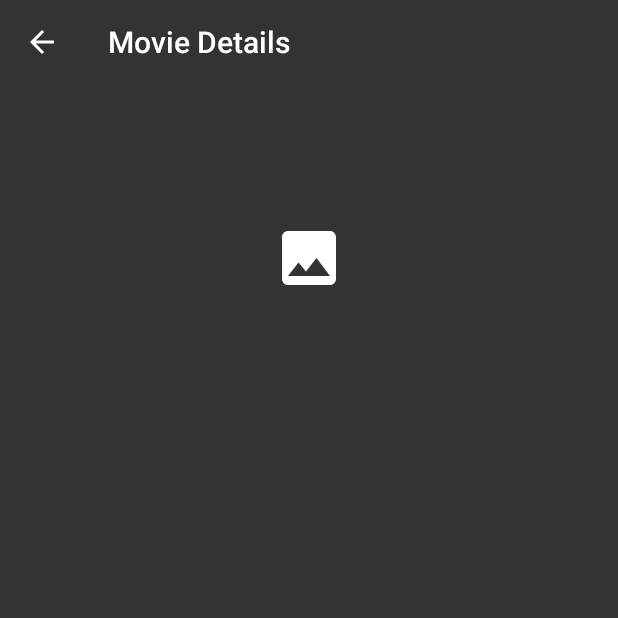
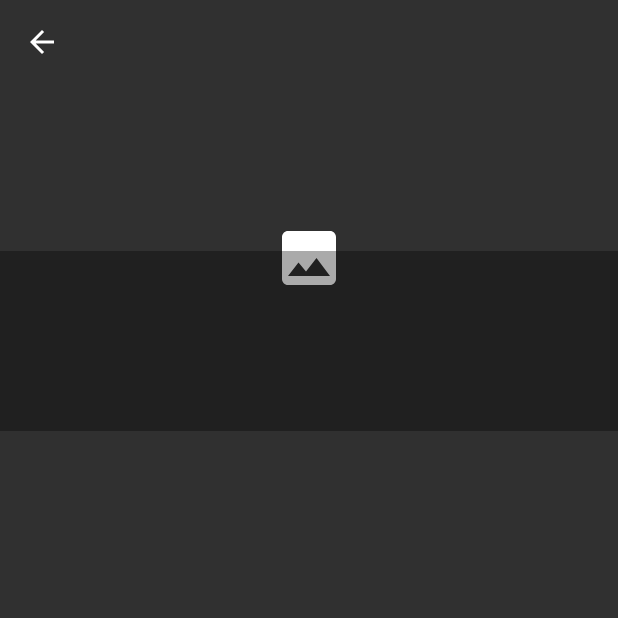
Before and after one commit to sanjeev1986/TheMovieDB, an Android app: the MovieDetailsActivity screen opened directly, with no data from a screen before it, on a phone screen of 412 x 824 dp, the top half of it. Run offline under Robolectric (Android 15) with nearby library versions, the light colour scheme and no system bars.

Commit message:
Implement movie details screen

```diff
--- a/app/src/main/AndroidManifest.xml
+++ b/app/src/main/AndroidManifest.xml
@@ -22,10 +22,10 @@
                 <category android:name="android.intent.category.LAUNCHER"/>
             </intent-filter>
         </activity>
-        <activity android:name="com.sample.themoviedb.details.MoviewDetailsActivity"
+        <activity android:name="com.sample.themoviedb.details.MovieDetailsActivity"
                   android:screenOrientation="portrait"
                   android:parentActivityName="com.sample.themoviedb.browse.MovieBrowserActivity"
-                  android:theme="@style/AppTheme"/>
+                  android:theme="@style/Theme.AppCompat.NoActionBar"/>
     </application>
 
 </manifest>
--- a/app/src/main/java/com/sample/themoviedb/api/movies/MovieApi.kt
+++ b/app/src/main/java/com/sample/themoviedb/api/movies/MovieApi.kt
@@ -1,8 +1,8 @@
 package com.sample.themoviedb.api.movies
 
 
-import io.reactivex.Single
 import retrofit2.http.GET
+import retrofit2.http.Path
 import retrofit2.http.Query
 
 /**
@@ -11,4 +11,7 @@ import retrofit2.http.Query
 interface MovieApi {
     @GET("movie/now_playing")
     suspend fun fetchNowInTheatres(@Query("page") page: Int, @Query("region") region: String? = null, @Query("with_genres") genre: String? = null): NowInThreatresResponse
+
+    @GET("movie/{movie_id}")
+    suspend fun fetchMovieDetails(@Path("movie_id") id: Int): MovieDetailsResponse
 }
--- a/app/src/main/java/com/sample/themoviedb/browse/MovieBrowserActivity.kt
+++ b/app/src/main/java/com/sample/themoviedb/browse/MovieBrowserActivity.kt
@@ -14,7 +14,7 @@ import com.sample.themoviedb.browse.intheatres.InTheatreFragment
 import com.sample.themoviedb.browse.search.SearchViewModel
 import com.sample.themoviedb.common.BaseActivity
 import com.sample.themoviedb.common.ViewModelResult
-import com.sample.themoviedb.details.MoviewDetailsActivity
+import com.sample.themoviedb.details.MovieDetailsActivity
 import com.sample.themoviedb.genres.GenresFragment
 import kotlinx.android.synthetic.main.activity_main.*
 import timber.log.Timber
@@ -45,12 +45,12 @@ class MovieBrowserActivity : BaseActivity(), SearchView.OnQueryTextListener {
     }
 
     fun onClick(movie: Movie) {
-        val intent = Intent(this, MoviewDetailsActivity::class.java)
-        intent.putExtra(MoviewDetailsActivity.EXTRA_ID, movie.id)
-        intent.putExtra(MoviewDetailsActivity.EXTRA_IMAGE_RES, movie.backdropPath)
-        intent.putExtra(MoviewDetailsActivity.EXTRA_IMAGE_THUMBNAIL, movie.posterPath)
-        intent.putExtra(MoviewDetailsActivity.EXTRA_TITLE, movie.title)
-        intent.putExtra(MoviewDetailsActivity.EXTRA_OVERVIEW, movie.overview)
+        val intent = Intent(this, MovieDetailsActivity::class.java)
+        intent.putExtra(MovieDetailsActivity.EXTRA_ID, movie.id)
+        intent.putExtra(MovieDetailsActivity.EXTRA_IMAGE_RES, movie.backdropPath)
+        intent.putExtra(MovieDetailsActivity.EXTRA_IMAGE_THUMBNAIL, movie.posterPath)
+        intent.putExtra(MovieDetailsActivity.EXTRA_TITLE, movie.title)
+        intent.putExtra(MovieDetailsActivity.EXTRA_OVERVIEW, movie.overview)
         startActivity(intent)
     }
 
--- a/app/src/main/java/com/sample/themoviedb/browse/intheatres/InTheatreFragment.kt
+++ b/app/src/main/java/com/sample/themoviedb/browse/intheatres/InTheatreFragment.kt
@@ -1,5 +1,6 @@
 package com.sample.themoviedb.browse.intheatres
 
+import android.content.Intent
 import android.os.Bundle
 import android.view.LayoutInflater
 import android.view.Menu
@@ -7,6 +8,7 @@ import android.view.View
 import android.view.ViewGroup
 import android.widget.ImageView
 import androidx.appcompat.app.AppCompatActivity
+import androidx.core.app.ActivityOptionsCompat
 import androidx.core.content.ContextCompat
 import androidx.fragment.app.Fragment
 import androidx.lifecycle.Observer
@@ -21,9 +23,9 @@ import com.sample.themoviedb.R
 import com.sample.themoviedb.TheMovieDbApp
 import com.sample.themoviedb.api.Movie
 import com.sample.themoviedb.common.ViewModelResult
+import com.sample.themoviedb.details.MovieDetailsActivity
 import com.sample.themoviedb.genres.GenresViewModel
 import com.sample.themoviedb.utils.ui.loadImage
-import java.lang.IllegalStateException
 
 class InTheatreFragment : Fragment() {
 
@@ -32,7 +34,8 @@ class InTheatreFragment : Fragment() {
             ViewModelProviders.of(
                 this,
                 TheMovieDbApp.getInstance(this).appViewModerFactory.buildGenreViewModelFactory()
-            ).get(GenresViewModel::class.java)} ?: kotlin.run { throw IllegalStateException() }
+            ).get(GenresViewModel::class.java)
+        } ?: kotlin.run { throw IllegalStateException() }
     }
 
     private val inTheatresViewModel by lazy {
@@ -153,10 +156,23 @@ class InTheatreFragment : Fragment() {
                 posterPath?.apply { movieImage.loadImage(this) }
             }
             view.setOnClickListener {
-                this@InTheatreFragment.onClick(movie)
+                this@InTheatreFragment.onClick(movieImage, movie)
             }
         }
     }
 
-    fun onClick(movie: Movie) {}
+    fun onClick(movieImage: ImageView, movie: Movie) {
+        activity?.run {
+            val intent = Intent(activity, MovieDetailsActivity::class.java)
+            intent.putExtra(MovieDetailsActivity.EXTRA_ID, movie.id)
+            intent.putExtra(MovieDetailsActivity.EXTRA_IMAGE_RES, movie.backdropPath)
+            intent.putExtra(MovieDetailsActivity.EXTRA_IMAGE_THUMBNAIL, movie.posterPath)
+            intent.putExtra(MovieDetailsActivity.EXTRA_TITLE, movie.title)
+            intent.putExtra(MovieDetailsActivity.EXTRA_OVERVIEW, movie.overview)
+            val options = ActivityOptionsCompat.makeSceneTransitionAnimation(
+                this, movieImage, movie.title ?: ""
+            )
+            startActivity(intent, options.toBundle())
+        }
+    }
 }
--- a/app/src/main/java/com/sample/themoviedb/details/MoviewDetailsActivity.kt
+++ b/app/src/main/java/com/sample/themoviedb/details/MovieDetailsActivity.kt
@@ -10,7 +10,7 @@ import kotlinx.android.synthetic.main.activity_movie_details.*
 /**
  * Displays Backdrop and Overview of the Image
  */
-class MoviewDetailsActivity : BaseActivity() {
+class MovieDetailsActivity : BaseActivity() {
     companion object {
         /**
          * Movie Title
@@ -59,11 +59,17 @@ class MoviewDetailsActivity : BaseActivity() {
         }
 
         setSupportActionBar(toolbarDetails)
-        supportActionBar?.setDisplayHomeAsUpEnabled(true)
-        supportActionBar?.setHomeButtonEnabled(true)
+        supportActionBar?.apply {
+            title = null
+            setDisplayHomeAsUpEnabled(true)
+            setHomeButtonEnabled(true)
+        }
         movieImage?.run { backdropImgView.loadImage(this) } ?: run {
             backdropImgView.scaleType = ImageView.ScaleType.CENTER_INSIDE
             backdropImgView.setImageResource(R.drawable.ic_baseline_photo_24px)
+        }
+        movieThumbnail?.run {
+            findViewById<ImageView>(R.id.movieImage).loadImage(this)
         }
         titleTxtView.text = movieTitle
         overviewTxtView.text = movieOverview
--- a/app/src/main/res/layout/activity_movie_details.xml
+++ b/app/src/main/res/layout/activity_movie_details.xml
@@ -1,48 +1,75 @@
 <?xml version="1.0" encoding="utf-8"?>
-<ScrollView
-        xmlns:android="http://schemas.android.com/apk/res/android"
-        xmlns:app="http://schemas.android.com/apk/res-auto" android:layout_width="match_parent"
+<ScrollView xmlns:android="http://schemas.android.com/apk/res/android"
+        xmlns:app="http://schemas.android.com/apk/res-auto"
+        android:layout_width="match_parent"
         android:layout_height="match_parent">
 
     <androidx.constraintlayout.widget.ConstraintLayout
             android:layout_width="match_parent"
             android:layout_height="wrap_content">
+
+
         <ImageView
-                android:layout_marginTop="?attr/actionBarSize"
                 android:id="@+id/backdropImgView"
-                app:layout_constraintTop_toTopOf="parent"
                 android:layout_width="match_parent"
                 android:layout_height="0px"
+                android:layout_marginTop="?attr/actionBarSize"
                 android:scaleType="centerCrop"
-                app:layout_constraintDimensionRatio="W,9:16"/>
+                app:layout_constraintDimensionRatio="W,9:16"
+                app:layout_constraintTop_toTopOf="parent" />
+
         <TextView
-                android:layout_marginTop="16dp"
-                android:layout_marginEnd="16dp"
-                android:layout_marginStart="16dp"
-                android:fontFamily="@font/roboto_medium"
-                app:layout_constraintTop_toBottomOf="@+id/backdropImgView"
+                android:id="@+id/overviewTxtView"
                 android:layout_width="match_parent"
-                android:textSize="18sp"
                 android:layout_height="wrap_content"
-                android:id="@+id/titleTxtView"/>
-        <TextView android:id="@+id/overviewTxtView"
-                  android:layout_margin="16dp"
-                  android:fontFamily="@font/roboto_light"
-                  android:textSize="16sp"
-                  app:layout_constraintTop_toBottomOf="@+id/titleTxtView"
-                  android:layout_width="match_parent"
-                  android:layout_height="wrap_content"/>
+                android:layout_margin="16dp"
+                android:fontFamily="@font/roboto_light"
+                android:textSize="16sp"
+                app:layout_constraintStart_toStartOf="parent"
+                app:layout_constraintTop_toBottomOf="@+id/backdropImgView" />
+
         <androidx.appcompat.widget.Toolbar
-                app:layout_constraintTop_toTopOf="parent"
+                android:id="@+id/toolbarDetails"
+                android:layout_width="match_parent"
+                android:layout_height="?attr/actionBarSize"
+                android:theme="@style/ToolbarTheme"
+                app:layout_collapseMode="pin"
+                android:background="@android:color/transparent"
                 app:layout_constraintEnd_toEndOf="parent"
                 app:layout_constraintStart_toStartOf="parent"
-                app:title="Movie Details"
-                android:id="@+id/toolbarDetails"
+                app:layout_constraintTop_toTopOf="parent"
+                app:layout_scrollFlags="noScroll"
+                app:title="Movie Details" />
+
+        <androidx.constraintlayout.widget.ConstraintLayout
                 android:layout_width="match_parent"
-                app:layout_collapseMode="pin"
-                android:theme="@style/ToolbarTheme"
-                android:layout_height="?attr/actionBarSize"
-                app:layout_scrollFlags="noScroll"/>
+                android:layout_height="wrap_content"
+                android:layout_marginBottom="16dp"
+                android:background="#55000000"
+                app:elevation="10dp"
+                app:layout_constraintBottom_toTopOf="@id/overviewTxtView">
+
+            <ImageView
+                    android:id="@+id/movieImage"
+                    android:layout_width="80dp"
+                    android:layout_height="0px"
+                    app:layout_constraintBottom_toBottomOf="parent"
+                    app:layout_constraintDimensionRatio="W,1.5:1"
+                    app:layout_constraintStart_toStartOf="parent" />
+
+
+            <TextView
+                    android:id="@+id/titleTxtView"
+                    android:layout_width="wrap_content"
+                    android:layout_height="wrap_content"
+                    android:layout_marginStart="16dp"
+                    android:layout_marginEnd="16dp"
+                    android:fontFamily="@font/roboto_bold"
+                    android:textSize="18sp"
+                    app:layout_constraintBottom_toBottomOf="parent"
+                    app:layout_constraintStart_toEndOf="@id/movieImage"
+                    app:layout_constraintTop_toTopOf="parent" />
+        </androidx.constraintlayout.widget.ConstraintLayout>
 
     </androidx.constraintlayout.widget.ConstraintLayout>
 </ScrollView>
```
Also changed, not shown: app/src/main/java/com/sample/themoviedb/api/movies/Models.kt (+122 -10 lines), app/src/main/java/com/sample/themoviedb/repositories/MoviesRepository.kt (+29 -0 lines).
